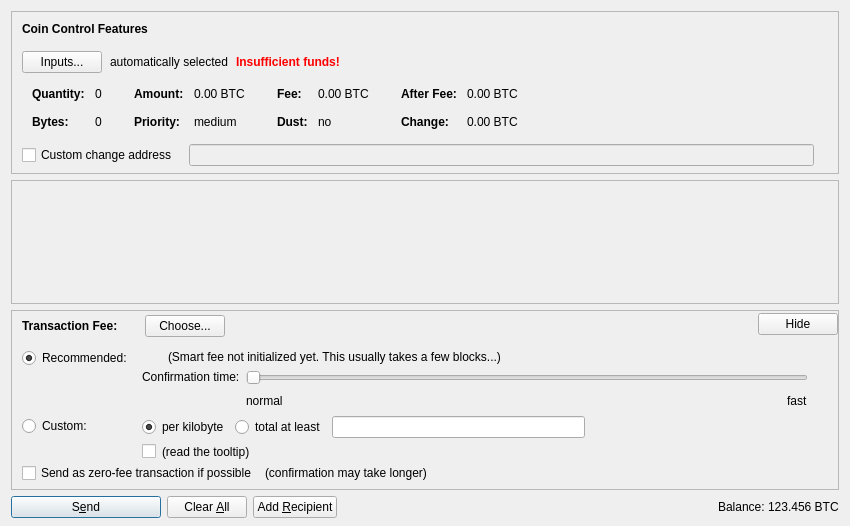
Above: src/qt/forms/sendcoinsdialog.ui from coinmenace/perfectcore before the change. Below: the same form after it.
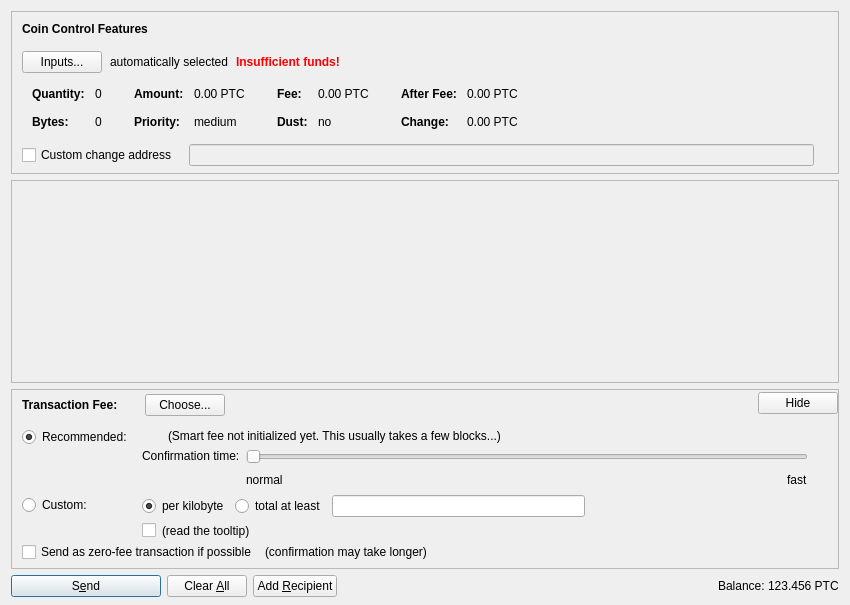
That is the form after the change. Icons and pictures are not drawn. Custom widgets are drawn as their Qt base class.

The edit to the form file:
```diff
--- a/src/qt/forms/sendcoinsdialog.ui
+++ b/src/qt/forms/sendcoinsdialog.ui
@@ -7,7 +7,7 @@
     <x>0</x>
     <y>0</y>
     <width>850</width>
-    <height>526</height>
+    <height>605</height>
    </rect>
   </property>
   <property name="windowTitle">
@@ -324,7 +324,7 @@
                   <enum>Qt::ActionsContextMenu</enum>
                  </property>
                  <property name="text">
-                  <string notr="true">0.00 BTC</string>
+                  <string notr="true">0.00 PTC</string>
                  </property>
                  <property name="textInteractionFlags">
                   <set>Qt::LinksAccessibleByMouse|Qt::TextSelectableByKeyboard|Qt::TextSelectableByMouse</set>
@@ -404,7 +404,7 @@
                   <enum>Qt::ActionsContextMenu</enum>
                  </property>
                  <property name="text">
-                  <string notr="true">0.00 BTC</string>
+                  <string notr="true">0.00 PTC</string>
                  </property>
                  <property name="textInteractionFlags">
                   <set>Qt::LinksAccessibleByMouse|Qt::TextSelectableByKeyboard|Qt::TextSelectableByMouse</set>
@@ -484,7 +484,7 @@
                   <enum>Qt::ActionsContextMenu</enum>
                  </property>
                  <property name="text">
-                  <string notr="true">0.00 BTC</string>
+                  <string notr="true">0.00 PTC</string>
                  </property>
                  <property name="textInteractionFlags">
                   <set>Qt::LinksAccessibleByMouse|Qt::TextSelectableByKeyboard|Qt::TextSelectableByMouse</set>
@@ -513,7 +513,7 @@
                   <enum>Qt::ActionsContextMenu</enum>
                  </property>
                  <property name="text">
-                  <string notr="true">0.00 BTC</string>
+                  <string notr="true">0.00 PTC</string>
                  </property>
                  <property name="textInteractionFlags">
                   <set>Qt::LinksAccessibleByMouse|Qt::TextSelectableByKeyboard|Qt::TextSelectableByMouse</set>
@@ -616,8 +616,8 @@
        <rect>
         <x>0</x>
         <y>0</y>
-        <width>830</width>
-        <height>68</height>
+        <width>824</width>
+        <height>72</height>
        </rect>
       </property>
       <layout class="QVBoxLayout" name="verticalLayout_2" stretch="0,1">
@@ -1352,7 +1352,7 @@
           <cursorShape>IBeamCursor</cursorShape>
          </property>
          <property name="text">
-          <string notr="true">123.456 BTC</string>
+          <string notr="true">123.456 PTC</string>
          </property>
          <property name="textInteractionFlags">
           <set>Qt::LinksAccessibleByMouse|Qt::TextSelectableByKeyboard|Qt::TextSelectableByMouse</set>
```
Left out of the diff: 2 changed lines with no effect on the pictures.
